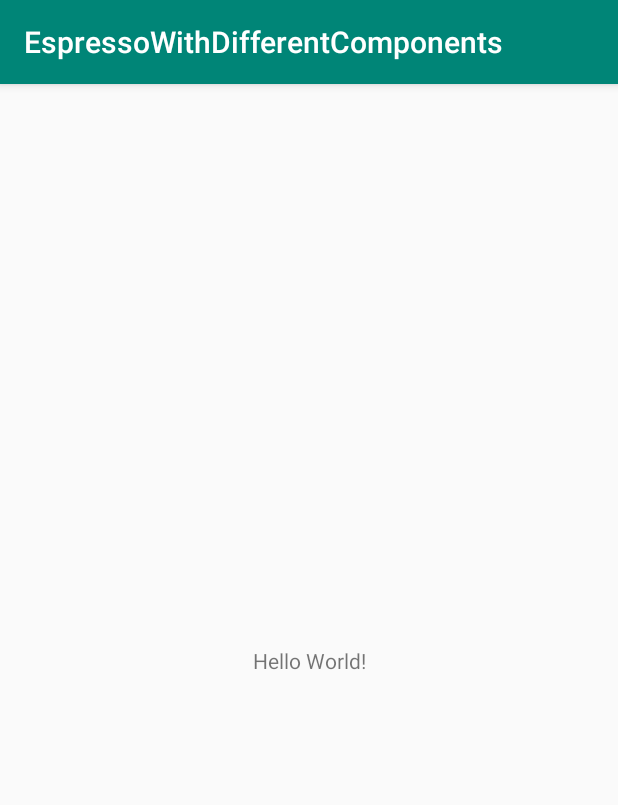
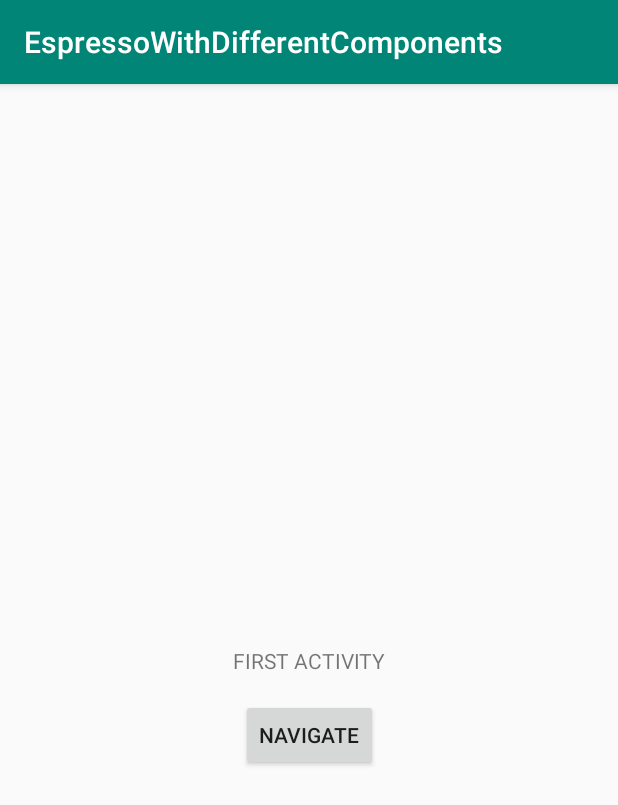
Before and after one commit to Is0git/FullEspressoTestingWithDifferentComponents, an Android app: the screen it shows after launch (MainActivity), on a phone screen of 412 x 824 dp. Shown: the top 805 px of the screen. Run offline under Robolectric (Android 15) with nearby library versions, the phone set to English and light mode, and no system bars.

Commit message:
Activity scenario test

```diff
--- a/app/src/main/AndroidManifest.xml
+++ b/app/src/main/AndroidManifest.xml
@@ -16,6 +16,8 @@
                 <category android:name="android.intent.category.LAUNCHER" />
             </intent-filter>
         </activity>
+
+        <activity android:name=".SecondActivity"/>
     </application>
 
 </manifest>
--- a/app/src/main/java/com/android/espressowithdifferentcomponents/MainActivity.kt
+++ b/app/src/main/java/com/android/espressowithdifferentcomponents/MainActivity.kt
@@ -1,13 +1,19 @@
 package com.android.espressowithdifferentcomponents
 
+import android.content.Intent
 import androidx.appcompat.app.AppCompatActivity
 import android.os.Bundle
+import android.widget.Button
 
 class MainActivity : AppCompatActivity() {
-
+    lateinit var button: Button
     override fun onCreate(savedInstanceState: Bundle?) {
         super.onCreate(savedInstanceState)
         setContentView(R.layout.activity_main)
-
+        button = findViewById(R.id.navigateButton)
+        button.setOnClickListener {
+            val intent = Intent(this, SecondActivity::class.java)
+            startActivity(intent)
+        }
     }
 }
--- a/app/src/main/res/layout/activity_main.xml
+++ b/app/src/main/res/layout/activity_main.xml
@@ -3,16 +3,28 @@
     xmlns:app="http://schemas.android.com/apk/res-auto"
     xmlns:tools="http://schemas.android.com/tools"
     android:layout_width="match_parent"
+    android:id="@+id/firstLayout"
     android:layout_height="match_parent"
     tools:context=".MainActivity">
 
     <TextView
+        android:id="@+id/firstActivityText"
         android:layout_width="wrap_content"
         android:layout_height="wrap_content"
-        android:text="Hello World!"
+        android:text="FIRST ACTIVITY"
         app:layout_constraintBottom_toBottomOf="parent"
         app:layout_constraintLeft_toLeftOf="parent"
         app:layout_constraintRight_toRightOf="parent"
         app:layout_constraintTop_toTopOf="parent" />
 
+    <Button
+        android:id="@+id/navigateButton"
+        android:layout_width="wrap_content"
+        android:layout_height="wrap_content"
+        android:text="NAVIGATE"
+        android:layout_marginTop="16dp"
+        app:layout_constraintEnd_toEndOf="@+id/firstActivityText"
+        app:layout_constraintStart_toStartOf="@+id/firstActivityText"
+        app:layout_constraintTop_toBottomOf="@+id/firstActivityText" />
+
 </androidx.constraintlayout.widget.ConstraintLayout>
```
Also changed, not shown: app/build.gradle (+10 -1 lines), app/src/main/java/com/android/espressowithdifferentcomponents/SecondActivity.kt (added, +12 -0 lines), app/src/main/res/layout/activity_second.xml (added, +20 -0 lines), 1 other file.
